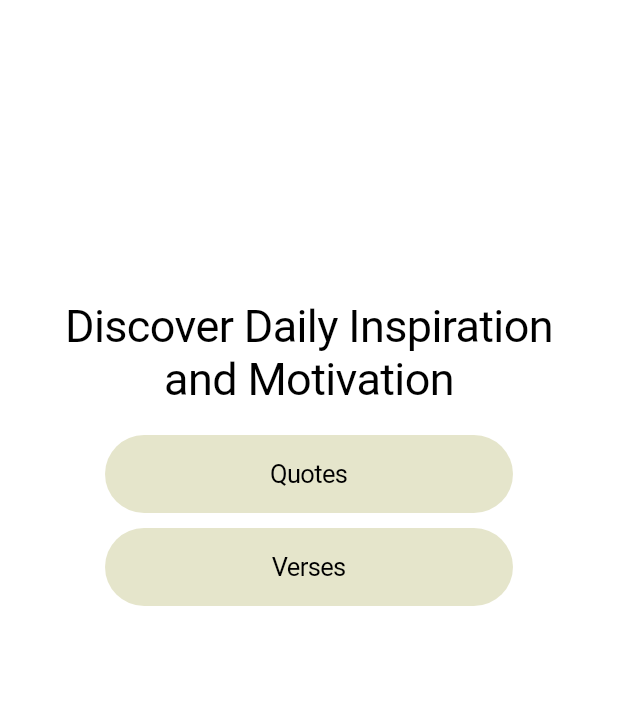
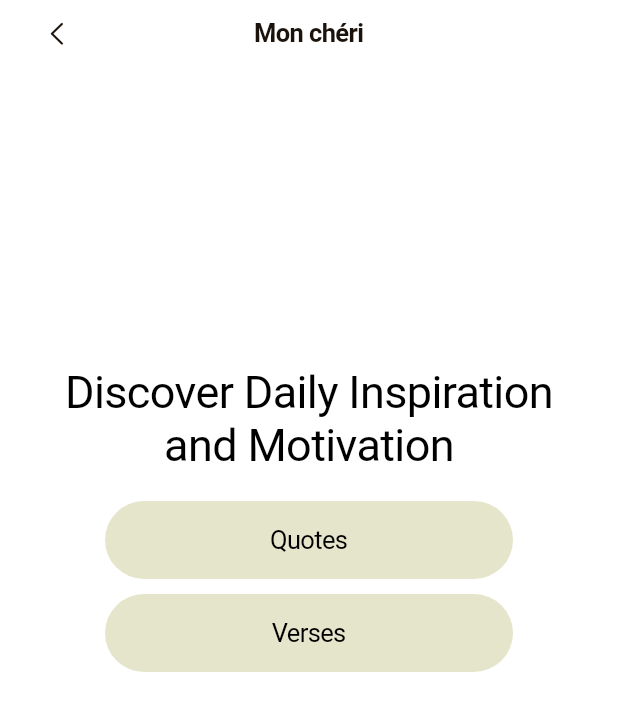
Before and after one commit to johncarlo-dizon/moncheri, a Flutter app: the CategoryApp screen opened directly, on a phone screen of 412 x 824 dp. Shown: the top 711 px of the screen. Run offline on Flutter 3.47's test engine with Material 3 defaults, Android fonts, the light colour scheme and no system bars.

Commit message:
category nav

```diff
--- a/lib/category.dart
+++ b/lib/category.dart
@@ -14,6 +14,25 @@ class _CategoryAppState extends State<CategoryApp> {
   @override
   Widget build(BuildContext context) {
     return CupertinoPageScaffold(
+        navigationBar: CupertinoNavigationBar(
+          leading: CupertinoButton(
+              padding: EdgeInsets.zero,
+              child: Icon(
+                CupertinoIcons.left_chevron,
+                size: 20,
+                color: Color(0xFF1A120B),
+              ),
+              onPressed: () {
+                Navigator.pushAndRemoveUntil(
+                    context,
+                    CupertinoPageRoute(builder: (context) => MyApp()),
+                    (Route<dynamic> route) => false);
+              }),
+          middle: Text(
+            'Mon chéri',
+            style: TextStyle(color: Color(0xFF1A120B)),
+          ),
+        ),
         child: SingleChildScrollView(
           child: SafeArea(
             child: Padding(
```
Lines whose indentation alone changed are shown as unchanged.
